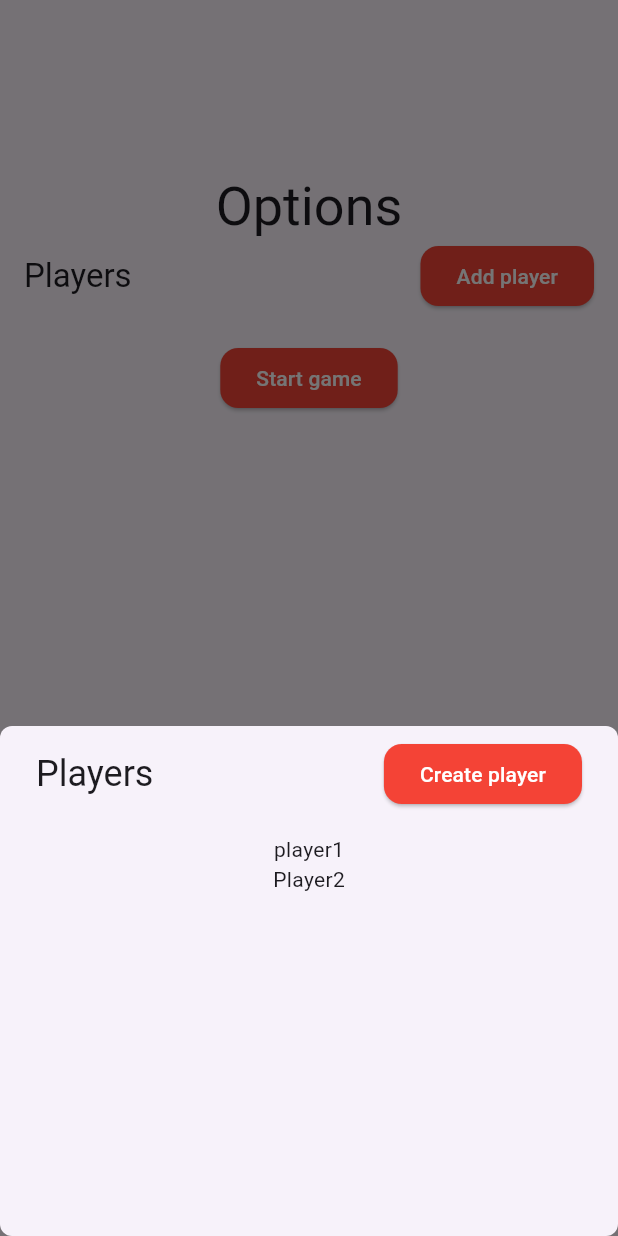
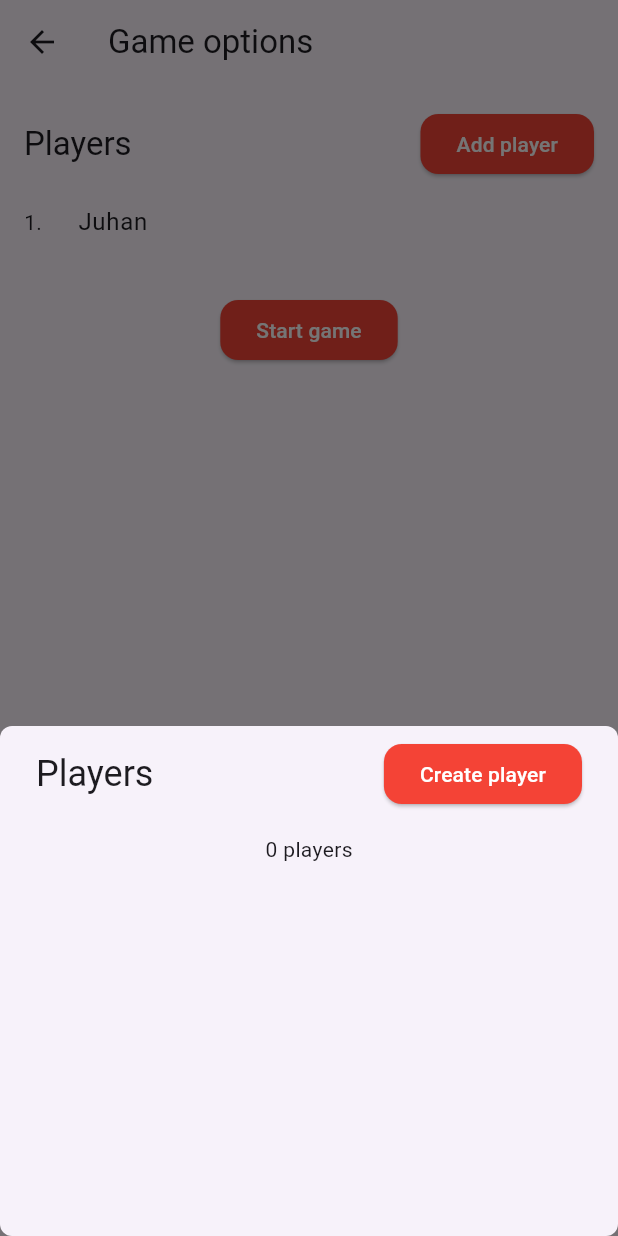
Before and after one commit to Melliv/jouks_app, a Flutter app: the GameSetupScreen screen opened by its route, after a tap on "Add player", on a phone screen of 412 x 824 dp. Run offline on Flutter 3.47's test engine with Material 3 defaults, Android fonts, the phone set to English and light mode, and no system bars; drawn by our look-alikes of flutter_slidable; our stand-ins replace fluttertoast, swipe_cards, toggle_switch.

Commit message:
Player add updated

```diff
--- a/lib/domain/game_options.dart
+++ b/lib/domain/game_options.dart
@@ -1,7 +1,7 @@
 import 'package:jouks_app/domain/player.dart';
 
 class GameOptions {
-  List<Player> players = [];
+  List<Player> players = [Player()];
 
   GameOptions();
 }
--- a/lib/domain/player.dart
+++ b/lib/domain/player.dart
@@ -2,7 +2,9 @@ import 'package:jouks_app/utils/enums/gender.dart';
 import 'package:jouks_app/utils/enums/level.dart';
 
 class Player {
-  String name = "";
+  String name = "Juhan";
   Level level = Level.normal;
   Gender gender = Gender.male;
+
+  Player();
 }
--- a/lib/pages/game/game_setup.dart
+++ b/lib/pages/game/game_setup.dart
@@ -1,8 +1,12 @@
 import 'package:flutter/material.dart';
+import 'package:flutter_slidable/flutter_slidable.dart';
 import 'package:fluttertoast/fluttertoast.dart';
 import 'package:jouks_app/domain/game_options.dart';
+import 'package:jouks_app/domain/player.dart';
 import 'package:jouks_app/pages/game/game_playground.dart';
 import 'package:jouks_app/widgets/game/player/player_add_sheet.dart';
+import 'package:jouks_app/widgets/game/player/players_list.dart';
+import 'package:collection/collection.dart';
 
 class GameSetupScreen extends StatefulWidget {
   const GameSetupScreen({super.key});
@@ -42,19 +46,78 @@ class _GameSetupScreenState extends State<GameSetupScreen> {
       builder: (BuildContext context) {
         return PlayerAddSheet();
       },
-    );
+    ).then((player) => {
+          print("player:" + (player as Player).name),
+          gameOptions.players.add(player),
+          setState(() {})
+        });
   }
 
   @override
   Widget build(BuildContext context) {
+    playerRow(Player player) => Slidable(
+          startActionPane: ActionPane(
+            key: const ValueKey(0),
+            motion: const ScrollMotion(),
+            dismissible: DismissiblePane(onDismissed: () {}),
+            children: [
+              SlidableAction(
+                onPressed: (_) =>
+                    {gameOptions.players.remove(player), setState(() {})},
+                backgroundColor: Colors.red,
+                foregroundColor: Colors.white,
+                icon: Icons.remove,
+              ),
+              SlidableAction(
+                onPressed: (_) => {},
+                backgroundColor: Colors.yellow,
+                foregroundColor: Colors.white,
+                icon: Icons.edit,
+              ),
+            ],
+          ),
+          child: LayoutBuilder(
+            builder: (contextFromLayoutBuilder, constraints) {
+              return GestureDetector(
+                child: ListTile(title: Text(player.name)),
+                onTap: () {
+                  final slidable = Slidable.of(contextFromLayoutBuilder);
+                  if (slidable != null) {
+                    final isClosed =
+                        slidable.actionPaneType.value == ActionPaneType.none;
+                    if (isClosed) {
+                      slidable.openStartActionPane();
+                    } else {
+                      slidable.close();
+                    }
+                  }
+                },
+              );
+            },
+          ),
+        );
+
+    Widget playersWidget = gameOptions.players.isEmpty
+        ? Text("0 Players added")
+        : Column(
+            children: [
+              ...gameOptions.players
+                  .mapIndexed((index, player) => Row(children: [
+                        Container(
+                          width: 20,
+                          child: Text((index + 1).toString() + "."),
+                        ),
+                        Container(width: 260, child: playerRow(player))
+                      ]))
+            ],
+          );
     return Scaffold(
+      appBar: AppBar(title: Text("Game options")),
       body: Container(
-          padding: EdgeInsets.all(16),
+          padding: const EdgeInsets.all(16),
           alignment: Alignment.center,
           child: Column(
             children: [
-              const SizedBox(height: 100),
-              Text("Options", style: Theme.of(context).textTheme.displaySmall),
               Column(children: [
                 Row(
                   mainAxisAlignment: MainAxisAlignment.spaceBetween,
@@ -62,31 +125,15 @@ class _GameSetupScreenState extends State<GameSetupScreen> {
                     Text("Players",
                         style: Theme.of(context).textTheme.titleLarge),
                     ElevatedButton(
-                        onPressed: addPlayerClicked, child: Text("Add player"))
+                        onPressed: addPlayerClicked,
+                        child: const Text("Add player"))
                   ],
                 ),
-                Column(
-                  children: [
-                    ...gameOptions.players
-                        .map((player) => Row(
-                              children: [
-                                Container(
-                                  height: 64,
-                                  width: 64,
-                                  decoration:
-                                      BoxDecoration(color: Colors.purple),
-                                ),
-                                SizedBox(width: 20),
-                                Text(player.name)
-                              ],
-                            ))
-                        .toList()
-                  ],
-                )
+                playersWidget
               ]),
               const SizedBox(height: 20),
               ElevatedButton(
-                  onPressed: startGameClicked, child: Text("Start game")),
+                  onPressed: startGameClicked, child: const Text("Start game")),
             ],
           )),
     );
--- /dev/null
+++ b/lib/prodivers/player_provider.dart
@@ -0,0 +1,16 @@
+import 'package:flutter/material.dart';
+import 'package:jouks_app/domain/player.dart';
+
+class PlayerProvider extends ChangeNotifier {
+  final List<Player> players = [];
+
+  void add(Player item) {
+    players.add(item);
+    notifyListeners();
+  }
+
+  void removeAll() {
+    players.clear();
+    notifyListeners();
+  }
+}
--- a/lib/utils/theme.dart
+++ b/lib/utils/theme.dart
@@ -13,6 +13,8 @@ ElevatedButtonThemeData _elevatedButtonTheme = ElevatedButtonThemeData(
 ThemeData lightTheme = ThemeData(
     brightness: Brightness.light,
     primaryColor: primaryColor,
+    // scaffoldBackgroundColor: Color(0xFFFEFCEA),
+    // colorScheme: ColorScheme(background: Colors.blue),
     inputDecorationTheme: const InputDecorationTheme(
         labelStyle: TextStyle(color: Colors.black),
         border: OutlineInputBorder(),
--- a/lib/widgets/exercise/exercise_card.dart
+++ b/lib/widgets/exercise/exercise_card.dart
@@ -16,7 +16,7 @@ class _ExerciseCardState extends State<ExerciseCard> {
   Widget build(BuildContext context) {
     return Container(
       decoration: BoxDecoration(
-          borderRadius: BorderRadius.circular(16), color: Colors.white),
+          borderRadius: BorderRadius.circular(16), color: Colors.grey),
       padding: EdgeInsets.all(9.0),
       child: Column(
         children: <Widget>[
--- a/lib/widgets/game/player/player_add_sheet.dart
+++ b/lib/widgets/game/player/player_add_sheet.dart
@@ -1,5 +1,9 @@
 import 'package:flutter/material.dart';
+import 'package:jouks_app/domain/player.dart';
+import 'package:jouks_app/prodivers/player_provider.dart';
 import 'package:jouks_app/widgets/game/player/player_create_sheet.dart';
+import 'package:jouks_app/widgets/game/player/players_list.dart';
+import 'package:provider/provider.dart';
 
 class PlayerAddSheet extends StatelessWidget {
   const PlayerAddSheet({super.key});
@@ -14,6 +18,10 @@ class PlayerAddSheet extends StatelessWidget {
           return PlayerCreateSheet();
         },
       );
+    }
+
+    playerSelected(Player player) {
+      Navigator.pop(context, player);
     }
 
     return Padding(
@@ -39,9 +47,7 @@ class PlayerAddSheet extends StatelessWidget {
                 )
               ]),
               const SizedBox(height: 16),
-              Column(
-                children: [Text("player1"), Text("Player2")],
-              )
+              PlayersList(playerSelected: playerSelected)
             ],
           ),
         ),
--- a/lib/widgets/game/player/player_create_sheet.dart
+++ b/lib/widgets/game/player/player_create_sheet.dart
@@ -1,8 +1,10 @@
 import 'package:flutter/material.dart';
 import 'package:fluttertoast/fluttertoast.dart';
 import 'package:jouks_app/domain/player.dart';
+import 'package:jouks_app/prodivers/player_provider.dart';
 import 'package:jouks_app/utils/enums/gender.dart';
 import 'package:jouks_app/utils/enums/level.dart';
+import 'package:provider/provider.dart';
 import 'package:toggle_switch/toggle_switch.dart';
 
 class PlayerCreateSheet extends StatefulWidget {
@@ -26,7 +28,8 @@ class _PlayerCreateSheetState extends State<PlayerCreateSheet> {
           textColor: Colors.black,
           fontSize: 16.0);
     } else {
-      print("player: ${player.name}  ${player.gender}  ${player.level}");
+      Provider.of<PlayerProvider>(context, listen: false).add(player);
+      Navigator.pop(context);
     }
   }
 
--- /dev/null
+++ b/lib/widgets/game/player/players_list.dart
@@ -0,0 +1,85 @@
+import 'package:flutter/material.dart';
+import 'package:flutter_slidable/flutter_slidable.dart';
+import 'package:jouks_app/domain/player.dart';
+import 'package:jouks_app/prodivers/player_provider.dart';
+import 'package:provider/provider.dart';
+
+class PlayersList extends StatelessWidget {
+  const PlayersList({super.key, required this.playerSelected});
+
+  final Function playerSelected;
+
+  playerRow(Player player) => Slidable(
+        startActionPane: ActionPane(
+          key: UniqueKey(),
+          motion: const ScrollMotion(),
+          dismissible: DismissiblePane(onDismissed: () {}),
+          children: [
+            SlidableAction(
+              onPressed: (_) => {},
+              backgroundColor: Color(0xFFFE4A49),
+              foregroundColor: Colors.white,
+              icon: Icons.delete,
+              // label: 'Delete',
+            ),
+            SlidableAction(
+              onPressed: (_) => {playerSelected(player)},
+              backgroundColor: Color(0xFF21B7CA),
+              foregroundColor: Colors.white,
+              icon: Icons.add,
+              // label: 'Add',
+            ),
+            SlidableAction(
+              onPressed: (_) => {},
+              backgroundColor: Colors.yellow,
+              foregroundColor: Colors.white,
+              icon: Icons.edit,
+              // label: 'Edit',
+            ),
+          ],
+        ),
+        child: LayoutBuilder(
+          builder: (contextFromLayoutBuilder, constraints) {
+            return GestureDetector(
+              child: ListTile(
+                  title: Text(player.name)), // <--- your list item in here
+              onTap: () {
+                final slidable = Slidable.of(contextFromLayoutBuilder);
+                if (slidable != null) {
+                  final isClosed =
+                      slidable.actionPaneType.value == ActionPaneType.none;
+                  if (isClosed) {
+                    slidable.openStartActionPane();
+                  } else {
+                    slidable.close();
+                  }
+                }
+              },
+            );
+          },
+        ),
+      );
+
+  @override
+  Widget build(BuildContext context) {
+    if (Provider.of<PlayerProvider>(context).players.isEmpty) {
+      return Text("0 players");
+    }
+
+    return Expanded(
+        child: Container(
+      decoration: BoxDecoration(
+        borderRadius: BorderRadius.circular(10),
+        border: Border.all(width: 1),
+      ),
+      child: ClipRRect(
+        borderRadius: BorderRadius.circular(10),
+        child: SingleChildScrollView(
+            child: Consumer<PlayerProvider>(builder: (_, prov, __) {
+          return Column(
+              children: [...prov.players.map((player) => playerRow(player))]);
+        })),
+      ),
+    ));
+  }
+}
--- a/pubspec.yaml
+++ b/pubspec.yaml
@@ -38,6 +38,8 @@ dependencies:
   fluttertoast: ^8.2.5
   toggle_switch: ^2.3.0
   provider: ^6.1.2
+  flutter_slidable: ^3.1.0
+  collection: ^1.18.0
 
 dev_dependencies:
   flutter_test:
```
Also changed, not shown: lib/main.dart (+8 -2 lines), lib/pages/game/game_playground.dart (+5 -3 lines), pubspec.lock.
